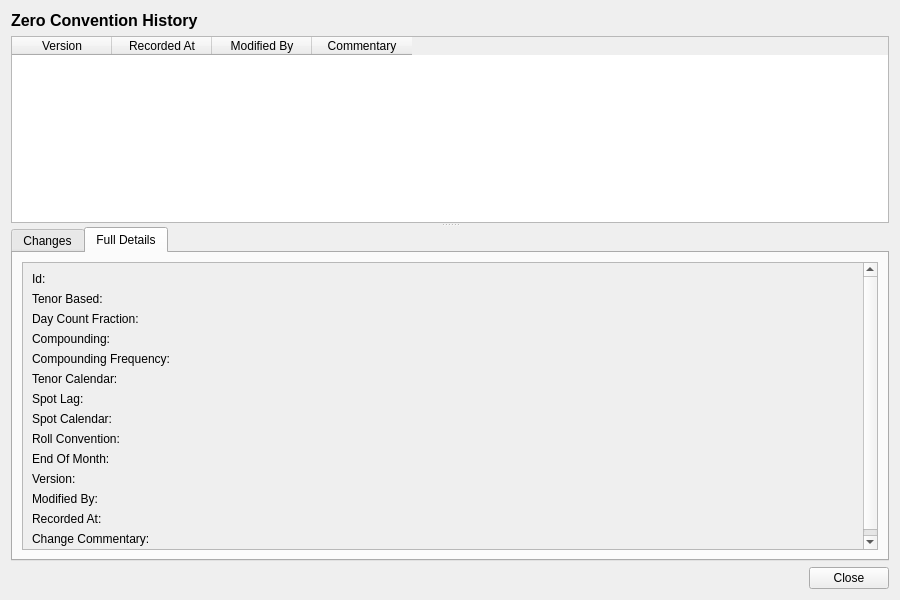
First picture: the form in projects/ores.qt.refdata/ui/ZeroConventionHistoryDialog.ui, repository OreStudio/OreStudio, before the edit.
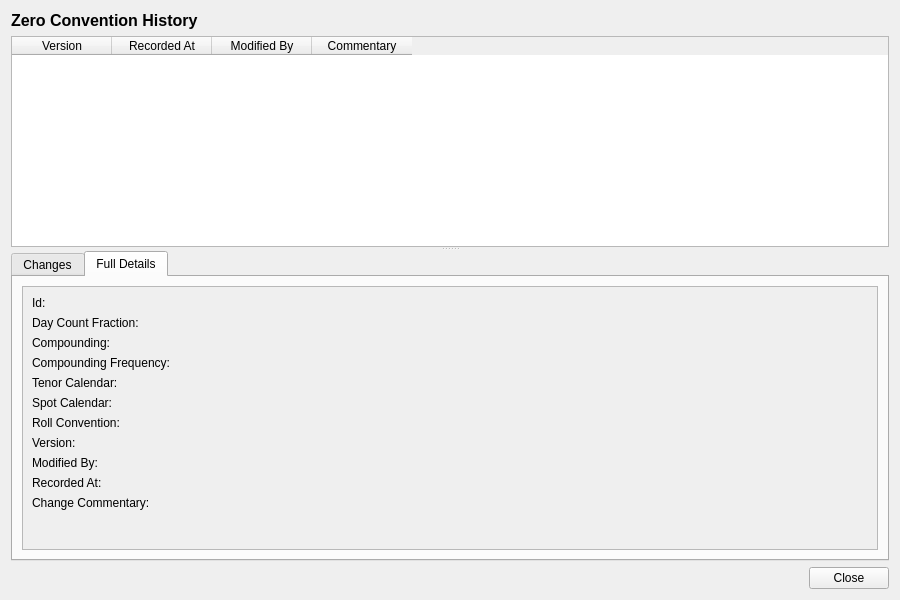
Second picture: the form after the edit. The open tabs and pages were chosen to show the change.

```diff
--- a/projects/ores.qt.refdata/ui/ZeroConventionHistoryDialog.ui
+++ b/projects/ores.qt.refdata/ui/ZeroConventionHistoryDialog.ui
@@ -164,181 +164,139 @@
                 </widget>
                </item>
                <item row="1" column="0">
-                <widget class="QLabel" name="tenor_basedLabel">
-                 <property name="text">
-                  <string>Tenor Based:</string>
-                 </property>
-                </widget>
-               </item>
-               <item row="1" column="1">
-                <widget class="QLabel" name="tenorBasedValue">
-                 <property name="text">
-                  <string/>
-                 </property>
-                </widget>
-               </item>
-               <item row="2" column="0">
                 <widget class="QLabel" name="day_count_fractionLabel">
                  <property name="text">
                   <string>Day Count Fraction:</string>
                  </property>
                 </widget>
                </item>
-               <item row="2" column="1">
+               <item row="1" column="1">
                 <widget class="QLabel" name="dayCountFractionValue">
                  <property name="text">
                   <string/>
                  </property>
                 </widget>
                </item>
-               <item row="3" column="0">
+               <item row="2" column="0">
                 <widget class="QLabel" name="compoundingLabel">
                  <property name="text">
                   <string>Compounding:</string>
                  </property>
                 </widget>
                </item>
-               <item row="3" column="1">
+               <item row="2" column="1">
                 <widget class="QLabel" name="compoundingValue">
                  <property name="text">
                   <string/>
                  </property>
                 </widget>
                </item>
-               <item row="4" column="0">
+               <item row="3" column="0">
                 <widget class="QLabel" name="compounding_frequencyLabel">
                  <property name="text">
                   <string>Compounding Frequency:</string>
                  </property>
                 </widget>
                </item>
-               <item row="4" column="1">
+               <item row="3" column="1">
                 <widget class="QLabel" name="compoundingFrequencyValue">
                  <property name="text">
                   <string/>
                  </property>
                 </widget>
                </item>
-               <item row="5" column="0">
+               <item row="4" column="0">
                 <widget class="QLabel" name="tenor_calendarLabel">
                  <property name="text">
                   <string>Tenor Calendar:</string>
                  </property>
                 </widget>
                </item>
-               <item row="5" column="1">
+               <item row="4" column="1">
                 <widget class="QLabel" name="tenorCalendarValue">
                  <property name="text">
                   <string/>
                  </property>
                 </widget>
                </item>
-               <item row="6" column="0">
-                <widget class="QLabel" name="spot_lagLabel">
-                 <property name="text">
-                  <string>Spot Lag:</string>
-                 </property>
-                </widget>
-               </item>
-               <item row="6" column="1">
-                <widget class="QLabel" name="spotLagValue">
-                 <property name="text">
-                  <string/>
-                 </property>
-                </widget>
-               </item>
-               <item row="7" column="0">
+               <item row="5" column="0">
                 <widget class="QLabel" name="spot_calendarLabel">
                  <property name="text">
                   <string>Spot Calendar:</string>
                  </property>
                 </widget>
                </item>
-               <item row="7" column="1">
+               <item row="5" column="1">
                 <widget class="QLabel" name="spotCalendarValue">
                  <property name="text">
                   <string/>
                  </property>
                 </widget>
                </item>
-               <item row="8" column="0">
+               <item row="6" column="0">
                 <widget class="QLabel" name="roll_conventionLabel">
                  <property name="text">
                   <string>Roll Convention:</string>
                  </property>
                 </widget>
                </item>
-               <item row="8" column="1">
+               <item row="6" column="1">
                 <widget class="QLabel" name="rollConventionValue">
                  <property name="text">
                   <string/>
                  </property>
                 </widget>
                </item>
-               <item row="9" column="0">
-                <widget class="QLabel" name="end_of_monthLabel">
-                 <property name="text">
-                  <string>End Of Month:</string>
-                 </property>
-                </widget>
-               </item>
-               <item row="9" column="1">
-                <widget class="QLabel" name="endOfMonthValue">
-                 <property name="text">
-                  <string/>
-                 </property>
-                </widget>
-               </item>
-               <item row="10" column="0">
+               <item row="7" column="0">
                 <widget class="QLabel" name="versionNumberLabel">
                  <property name="text">
                   <string>Version:</string>
                  </property>
                 </widget>
                </item>
-               <item row="10" column="1">
+               <item row="7" column="1">
                 <widget class="QLabel" name="versionNumberValue">
                  <property name="text">
                   <string/>
                  </property>
                 </widget>
                </item>
-               <item row="11" column="0">
+               <item row="8" column="0">
                 <widget class="QLabel" name="modifiedByLabel">
                  <property name="text">
                   <string>Modified By:</string>
                  </property>
                 </widget>
                </item>
-               <item row="11" column="1">
+               <item row="8" column="1">
                 <widget class="QLabel" name="modifiedByValue">
                  <property name="text">
                   <string/>
                  </property>
                 </widget>
                </item>
-               <item row="12" column="0">
+               <item row="9" column="0">
                 <widget class="QLabel" name="recordedAtLabel">
                  <property name="text">
                   <string>Recorded At:</string>
                  </property>
                 </widget>
                </item>
-               <item row="12" column="1">
+               <item row="9" column="1">
                 <widget class="QLabel" name="recordedAtValue">
                  <property name="text">
                   <string/>
                  </property>
                 </widget>
                </item>
-               <item row="13" column="0">
+               <item row="10" column="0">
                 <widget class="QLabel" name="changeCommentaryLabel">
                  <property name="text">
                   <string>Change Commentary:</string>
                  </property>
                 </widget>
                </item>
-               <item row="13" column="1">
+               <item row="10" column="1">
                 <widget class="QLabel" name="changeCommentaryValue">
                  <property name="text">
                   <string/>
```
